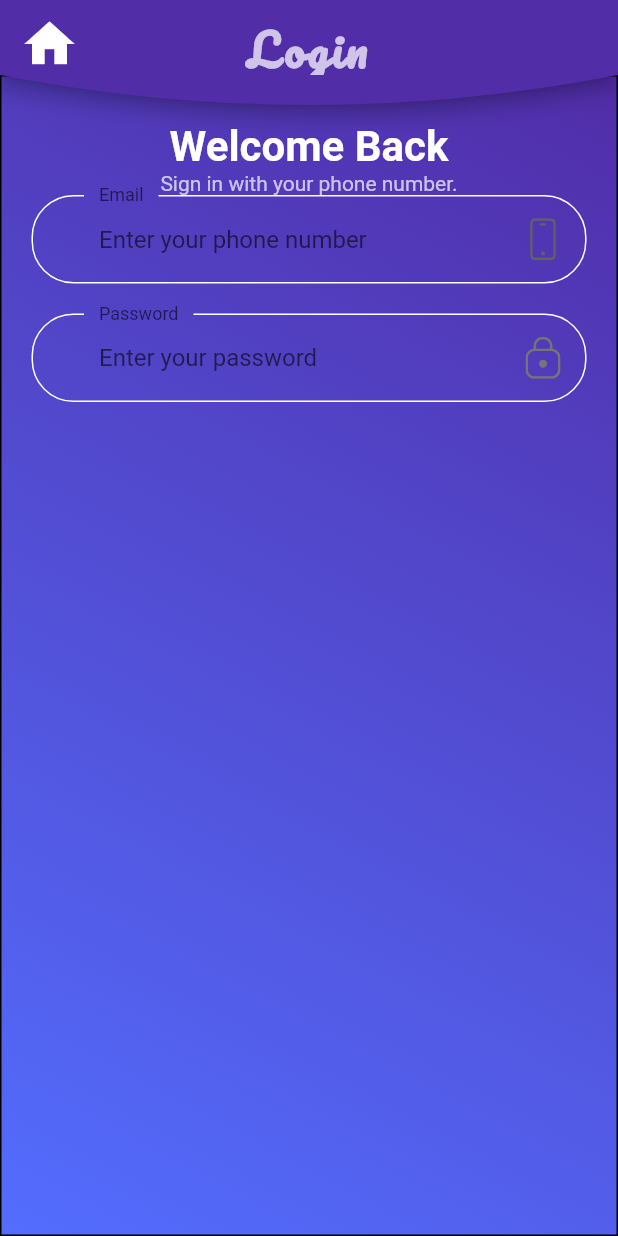
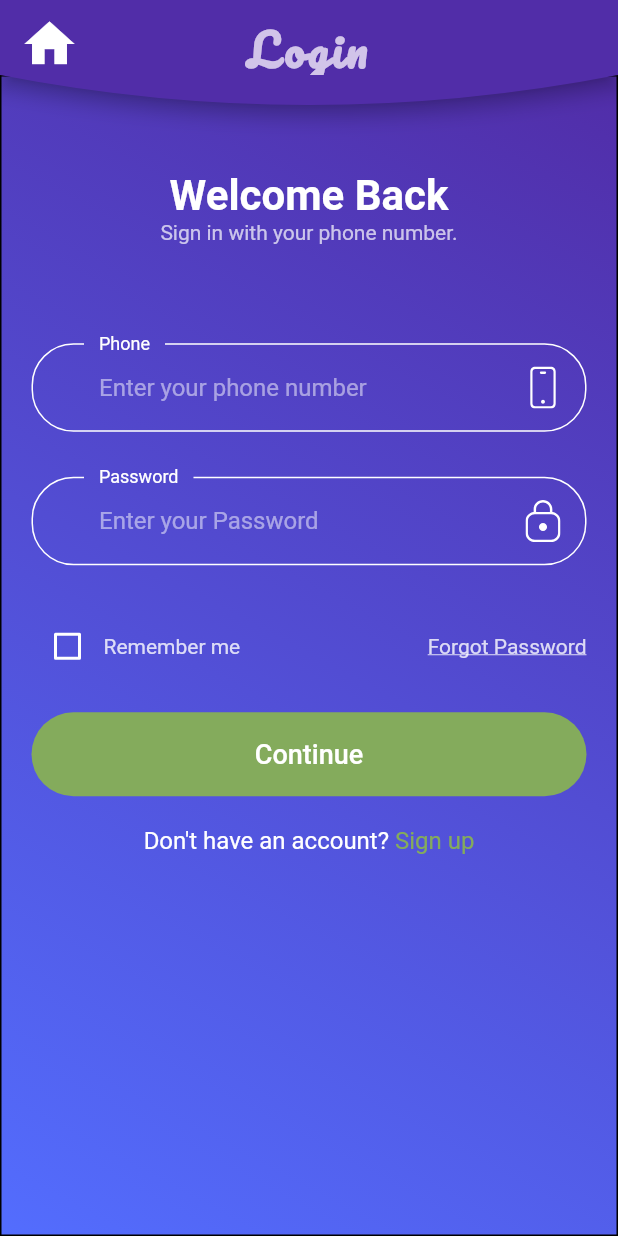
Before and after one commit to hks-adohkd/flutter_project, a Flutter app: the screen it shows after launch, after a tap on "Sign in", on a phone screen of 412 x 824 dp. Run offline on Flutter 3.47's test engine with Material 2 defaults, Android fonts, the phone set to English and light mode, and no system bars; our stand-ins replace animated_theme_switcher, awesome_dialog, flutter_screenutil, flutter_svg, line_awesome_flutter, rflutter_alert.

Commit message:
completed Login Screen

```diff
--- a/open_sism/lib/components/custom_suffix_svgIcon.dart
+++ b/open_sism/lib/components/custom_suffix_svgIcon.dart
@@ -16,6 +16,7 @@ class CustomSuffixIcon extends StatelessWidget {
       child: SvgPicture.asset(
         svgIcon,
         height: 18,
+        color: Colors.white
       ),
     );
   }
--- /dev/null
+++ b/open_sism/lib/components/default_button.dart
@@ -0,0 +1,36 @@
+import 'package:flutter/material.dart';
+import 'package:open_sism/configurations/constants.dart';
+
+class DefaultButton extends StatelessWidget {
+  const DefaultButton({
+    Key key,
+    this.text,
+    this.press,
+  }) : super(key: key);
+  final String text;
+  final Function press;
+
+  @override
+  Widget build(BuildContext context) {
+    return SizedBox(
+      width: double.infinity,
+      height: 56,
+      child: TextButton(
+        style: ButtonStyle(
+          backgroundColor: MaterialStateProperty.all<Color>(kPrimaryColor),
+          shape: MaterialStateProperty.all<OutlinedBorder>(StadiumBorder())
+        ),
+        // shape: RoundedRectangleBorder(borderRadius: BorderRadius.circular(20)),
+        // color: kPrimaryColor,
+        onPressed: press,
+        child: Text(
+          text,
+          style: TextStyle(
+            fontSize: 18,
+            color: Colors.white,
+          ),
+        ),
+      ),
+    );
+  }
+}
--- /dev/null
+++ b/open_sism/lib/components/no_account_text.dart
@@ -0,0 +1,26 @@
+import 'package:flutter/material.dart';
+import 'package:open_sism/configurations/constants.dart';
+
+class NoAccountText extends StatelessWidget {
+  const NoAccountText({
+    Key key,
+  }) : super(key: key);
+
+  @override
+  Widget build(BuildContext context) {
+    return Row(
+      mainAxisAlignment: MainAxisAlignment.center,
+      children: [
+        Text("Don't have an account? ",
+            style: TextStyle(fontSize: 16, color: Colors.white)),
+        GestureDetector(
+          onTap: () => Navigator.pushNamed(context ,'register/'),
+          child: Text(
+            "Sign up",
+            style: TextStyle(fontSize: 16, color: kPrimaryColor),
+          ),
+        ),
+      ],
+    );
+  }
+}
--- a/open_sism/lib/configurations/constants.dart
+++ b/open_sism/lib/configurations/constants.dart
@@ -38,3 +38,15 @@ const kGradiantsPrimaryColor = [
   Color(0xff512DA8),
   Color(0xff536DFE),
 ];
+
+// Form Error
+//final RegExp emailValidatorRegExp = RegExp(r"^[a-zA-Z0-9.]+@[a-zA-Z0-9]+\.[a-zA-Z]+");
+final phoneRegExp = RegExp(r"^(?:[+0]9)?[0-9]{10}$");
+const String kPhoneNullError = "Please enter your phone number";
+const String kInvalidPhoneError = "Please enter Valid Phone Number";
+const String kPassNullError = "Please Enter your password";
+const String kShortPassError = "Password is too short";
+const String kMatchPassError = "Passwords don't match";
+const String kNameNullError = "Please Enter your name";
+const String kPhoneNumberNullError = "Please Enter your phone number";
+const String kAddressNullError = "Please Enter your address";
--- a/open_sism/lib/main.dart
+++ b/open_sism/lib/main.dart
@@ -4,6 +4,7 @@ import 'package:open_sism/screens/login/login_screen.dart';
 import 'package:open_sism/screens/profile/profile_screen.dart';
 import 'package:open_sism/screens/task/task_screen.dart';
 import 'package:open_sism/screens/reward/rewards_screen.dart';
+import 'package:open_sism/theme.dart';
 
 void main() {
   runApp(MyApp());
@@ -15,10 +16,7 @@ class MyApp extends StatelessWidget {
   Widget build(BuildContext context) {
     return MaterialApp(
       title: 'Flutter Demo',
-      theme: ThemeData(
-        // is not restarted.
-        primarySwatch: Colors.blue,
-      ),
+      theme: theme(),
       //home: MyHomePage(title: 'Flutter Demo Home Page'),
       initialRoute: '/',
       routes: <String, WidgetBuilder>{
--- a/open_sism/lib/screens/login/components/Body.dart
+++ b/open_sism/lib/screens/login/components/Body.dart
@@ -2,11 +2,17 @@ import 'package:flutter/cupertino.dart';
 import 'package:flutter/material.dart';
 import 'package:flutter_svg/flutter_svg.dart';
 import 'package:open_sism/components/custom_suffix_svgIcon.dart';
+import 'package:open_sism/components/default_button.dart';
+import 'package:open_sism/components/form_error.dart';
+import 'package:open_sism/components/no_account_text.dart';
 import 'package:open_sism/configurations/constants.dart';
+import 'package:open_sism/configurations/size_config.dart';
+import 'package:open_sism/screens/login/components/sign_form.dart';
 
 class Body extends StatelessWidget {
   @override
   Widget build(BuildContext context) {
+    SizeConfig().init(context);
     return SafeArea(
       child: Container(
         decoration: BoxDecoration(
@@ -28,6 +34,7 @@ class Body extends StatelessWidget {
                   SizedBox(
                     height: 30,
                   ),
+                  SizedBox(height: SizeConfig.screenHeight * 0.04,),
                   Text(
                     "Welcome Back",
                     style: TextStyle(
@@ -41,7 +48,10 @@ class Body extends StatelessWidget {
                     textAlign: TextAlign.center,
                     style: TextStyle(color: Colors.white70),
                   ),
-                  SignForm()
+                  SizedBox(height: SizeConfig.screenHeight * 0.08),
+                  SignForm(),
+                  SizedBox(height: 20,),
+                  NoAccountText()
                 ],
               ),
             ),
@@ -51,81 +61,3 @@ class Body extends StatelessWidget {
     );
   }
 }
-
-class SignForm extends StatefulWidget {
-  @override
-  _SignFormState createState() => _SignFormState();
-}
-
-class _SignFormState extends State<SignForm> {
-  @override
-  Widget build(BuildContext context) {
-    return Form(
-      child: Column(
-        children: [
-          buildPhoneFormField(),
-          SizedBox(
-            height: 20,
-          ),
-          buildPasswordFormField(),
-          SizedBox(
-            height: 20,
-          )
-        ],
-      ),
-    );
-  }
-
-  TextFormField buildPasswordFormField() {
-    return TextFormField(
-      obscureText: true,
-      keyboardType: TextInputType.phone,
-      decoration: InputDecoration(
-        hintText: "Enter your password",
-        labelText: "Password",
-        floatingLabelBehavior: FloatingLabelBehavior.always,
-        suffixIcon: CustomSuffixIcon(svgIcon: 'assets/icons/Lock.svg'),
-        contentPadding: EdgeInsets.symmetric(
-          horizontal: 45,
-          vertical: 20,
-        ),
-        enabledBorder: OutlineInputBorder(
-          borderRadius: BorderRadius.circular(28),
-          borderSide: BorderSide(color: Colors.white),
-          gapPadding: 10,
-        ),
-        focusedBorder: OutlineInputBorder(
-          borderRadius: BorderRadius.circular(28),
-          borderSide: BorderSide(color: Colors.white),
-          gapPadding: 10,
-        ),
-      ),
-    );
-  }
-
-  TextFormField buildPhoneFormField() {
-    return TextFormField(
-      keyboardType: TextInputType.phone,
-      decoration: InputDecoration(
-        hintText: "Enter your phone number",
-        labelText: "Email",
-        floatingLabelBehavior: FloatingLabelBehavior.always,
-        suffixIcon: CustomSuffixIcon(svgIcon: 'assets/icons/Phone.svg'),
-        contentPadding: EdgeInsets.symmetric(
-          horizontal: 45,
-          vertical: 20,
-        ),
-        enabledBorder: OutlineInputBorder(
-          borderRadius: BorderRadius.circular(28),
-          borderSide: BorderSide(color: Colors.white),
-          gapPadding: 10,
-        ),
-        focusedBorder: OutlineInputBorder(
-          borderRadius: BorderRadius.circular(28),
-          borderSide: BorderSide(color: Colors.white),
-          gapPadding: 10,
-        ),
-      ),
-    );
-  }
-}
--- /dev/null
+++ b/open_sism/lib/screens/login/components/sign_form.dart
@@ -0,0 +1,157 @@
+import 'package:flutter/material.dart';
+import 'package:open_sism/components/custom_suffix_svgIcon.dart';
+import 'package:open_sism/components/default_button.dart';
+import 'package:open_sism/components/form_error.dart';
+import 'package:open_sism/configurations/constants.dart';
+
+class SignForm extends StatefulWidget {
+  @override
+  _SignFormState createState() => _SignFormState();
+}
+
+class _SignFormState extends State<SignForm> {
+  final _formKey = GlobalKey<FormState>();
+
+  String email;
+  String password;
+  bool remember = false;
+
+  void addError({String error}) {
+    if (!errors.contains(error))
+      setState(() {
+        errors.add(error);
+      });
+  }
+
+  void removeError({String error}) {
+    if (errors.contains(error))
+      setState(() {
+        errors.remove(error);
+      });
+  }
+
+  final List<String> errors = [];
+
+  @override
+  Widget build(BuildContext context) {
+    return Form(
+      key: _formKey,
+      child: Column(
+        children: [
+          buildPhoneFormField(),
+          SizedBox(
+            height: 30,
+          ),
+          buildPasswordFormField(),
+          SizedBox(
+            height: 30,
+          ),
+          Row(
+            children: [
+              Theme(
+                data: ThemeData(unselectedWidgetColor: Colors.white),
+                child: Checkbox(
+                  value: remember,
+                  activeColor: kPrimaryColor,
+                  onChanged: (value) {
+                    setState(() {
+                      remember = value;
+                    });
+                  },
+                ),
+              ),
+              Text(
+                "Remember me",
+                style: TextStyle(color: Colors.white.withOpacity(0.8)),
+              ),
+              Spacer(),
+              GestureDetector(
+                onTap: () => Navigator.pushNamed(context, 'forgot_password/'),
+                child: Text(
+                  "Forgot Password",
+                  style: TextStyle(
+                      color: Colors.white.withOpacity(0.8),
+                      decoration: TextDecoration.underline),
+                ),
+              )
+            ],
+          ),
+          FormError(errors: errors),
+          SizedBox(height: 20),
+          DefaultButton(
+            text: "Continue",
+            press: () {
+              if (_formKey.currentState.validate()) {
+                _formKey.currentState.save();
+              }
+            },
+          )
+        ],
+      ),
+    );
+  }
+
+  TextFormField buildPasswordFormField() {
+    return TextFormField(
+      onSaved: (newValue) => password = newValue,
+      onChanged: (value) {
+        if (value.isNotEmpty) {
+          removeError(error: kPassNullError);
+        } else if (value.length >= 8) {
+          removeError(error: kShortPassError);
+        }
+        return null;
+      },
+      validator: (value) {
+        if (value.isEmpty) {
+          addError(error: kPassNullError);
+          return "";
+        } else if (value.length < 8) {
+          addError(error: kShortPassError);
+          return "";
+        }
+        return null;
+      },
+      obscureText: true,
+      keyboardType: TextInputType.phone,
+      decoration: InputDecoration(
+        labelText: "Password",
+        hintText: "Enter your Password",
+        floatingLabelBehavior: FloatingLabelBehavior.always,
+        suffixIcon: CustomSuffixIcon(svgIcon: 'assets/icons/Lock.svg'),
+      ),
+    );
+  }
+
+  TextFormField buildPhoneFormField() {
+    return TextFormField(
+      onSaved: (newValue) => email = newValue,
+      onChanged: (value) {
+        if (value.isNotEmpty) {
+          removeError(error: kPhoneNullError);
+        } else if (phoneRegExp.hasMatch(value)) {
+          removeError(error: kInvalidPhoneError);
+        }
+        return null;
+      },
+      validator: (value) {
+        if (value.isEmpty) {
+          addError(error: kPhoneNullError);
+          return "";
+        } else if (!phoneRegExp.hasMatch(value)) {
+          addError(error: kInvalidPhoneError);
+          return "";
+        }
+        return null;
+      },
+      keyboardType: TextInputType.phone,
+      style: TextStyle(color: Colors.white),
+      decoration: InputDecoration(
+        labelText: "Phone",
+        hintText: "Enter your phone number",
+        floatingLabelBehavior: FloatingLabelBehavior.always,
+        suffixIcon: CustomSuffixIcon(svgIcon: 'assets/icons/Phone.svg'),
+      ),
+    );
+  }
+}
--- /dev/null
+++ b/open_sism/lib/theme.dart
@@ -0,0 +1,27 @@
+import 'package:flutter/material.dart';
+
+ThemeData theme(){
+  return ThemeData(
+    primarySwatch: Colors.blue,
+    inputDecorationTheme: inputDecorationTheme(),
+  );
+}
+
+InputDecorationTheme inputDecorationTheme() {
+  var outlineInputBorder = OutlineInputBorder(
+      borderRadius: BorderRadius.circular(28),
+      borderSide: BorderSide(color: Colors.white),
+      gapPadding: 10,
+    );
+  return InputDecorationTheme(
+    labelStyle: TextStyle(color: Colors.white),
+    hintStyle: TextStyle(color: Colors.white.withOpacity(0.5)),
+    contentPadding: EdgeInsets.symmetric(
+      horizontal: 45,
+      vertical: 20,
+    ),
+    enabledBorder: outlineInputBorder,
+    focusedBorder: outlineInputBorder,
+    border: outlineInputBorder,
+  );
+}
```
Also changed, not shown: open_sism/lib/components/form_error.dart (added, +35 -0 lines).
